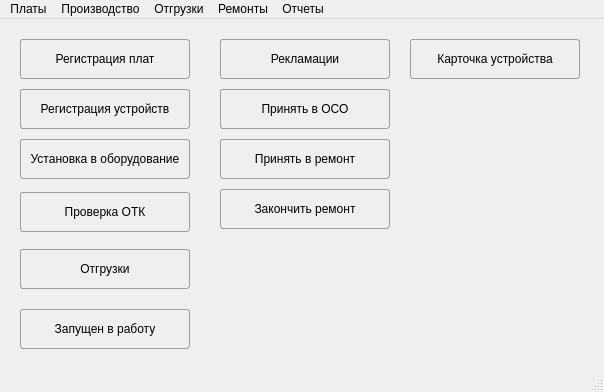
Qt form Remont/mainwindow.ui (AlexeyScherbakov2021/Remont2) before a commit.
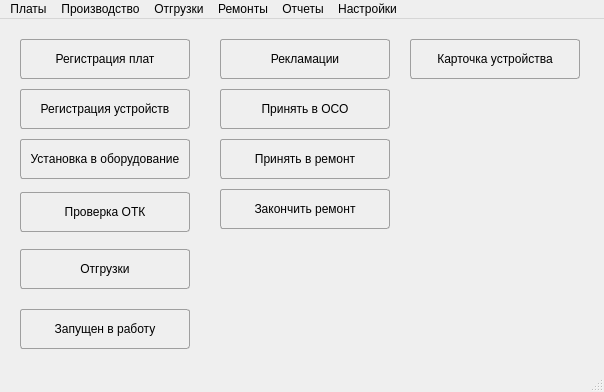
The same form after that commit.

```diff
--- a/Remont/mainwindow.ui
+++ b/Remont/mainwindow.ui
@@ -245,11 +245,18 @@
     </property>
     <addaction name="aCardDevice"/>
    </widget>
+   <widget class="QMenu" name="menu_6">
+    <property name="title">
+     <string>Настройки</string>
+    </property>
+    <addaction name="aScaner"/>
+   </widget>
    <addaction name="menu"/>
    <addaction name="menu_2"/>
    <addaction name="menu_3"/>
    <addaction name="menu_4"/>
    <addaction name="menu_5"/>
+   <addaction name="menu_6"/>
   </widget>
   <widget class="QStatusBar" name="statusbar"/>
   <action name="aRegPlate">
```
Left out of the diff: 5 changed lines with no effect on the pictures.
